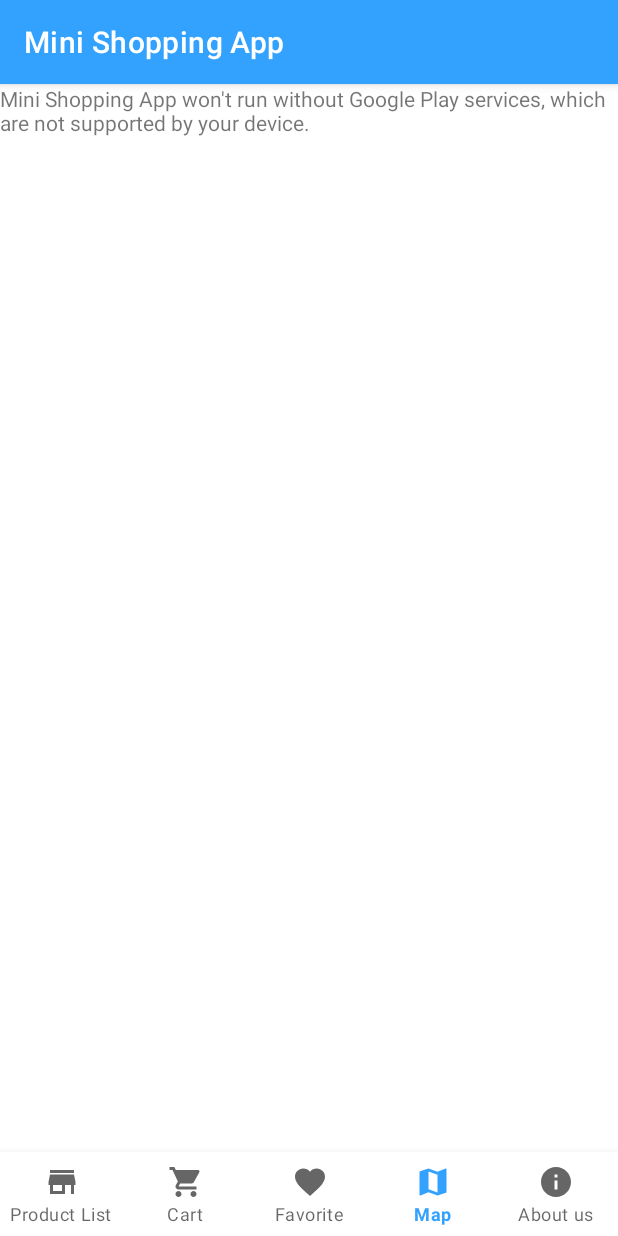
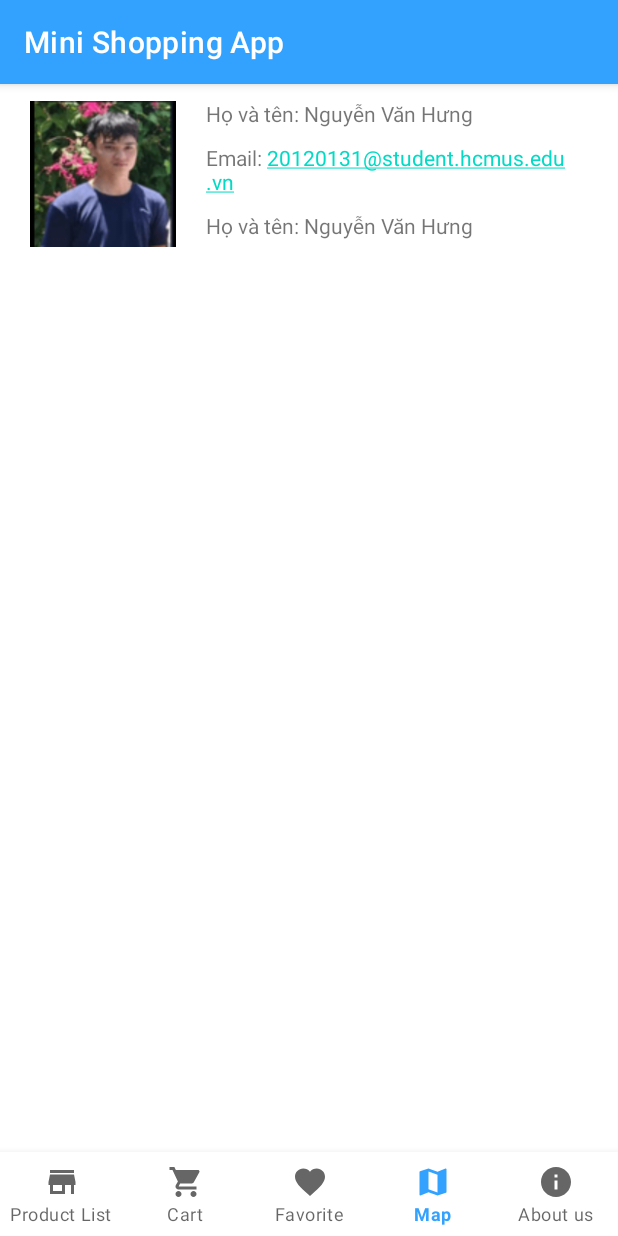
Before and after one commit to mekanican/MiniShopping, an Android app: the screen it shows after launch (MainActivity), item 5 of the bottom bar chosen, on a phone screen of 412 x 824 dp. Run offline under Robolectric (Android 15) with nearby library versions, the phone set to English and light mode, and no system bars.

Commit message:
processing about us

```diff
--- /dev/null
+++ b/app/src/main/java/com/nlh/minishoping/AboutUsFragment.java
@@ -0,0 +1,41 @@
+package com.nlh.minishoping;
+
+import android.os.Bundle;
+
+import androidx.annotation.NonNull;
+import androidx.annotation.Nullable;
+import androidx.fragment.app.Fragment;
+
+import android.view.LayoutInflater;
+import android.view.View;
+import android.view.ViewGroup;
+
+public class AboutUsFragment extends Fragment {
+
+    public AboutUsFragment() {
+        // Required empty public constructor
+    }
+
+
+    @Override
+    public void onCreate(Bundle savedInstanceState) {
+        super.onCreate(savedInstanceState);
+        if (getArguments() != null) {
+
+        }
+    }
+
+    @Override
+    public View onCreateView(LayoutInflater inflater, ViewGroup container,
+                             Bundle savedInstanceState) {
+        // Inflate the layout for this fragment
+        return inflater.inflate(R.layout.fragment_about_us, container, false);
+    }
+
+    @Override
+    public void onViewCreated(@NonNull View view, @Nullable Bundle savedInstanceState) {
+        super.onViewCreated(view, savedInstanceState);
+
+
+    }
+}
--- a/app/src/main/java/com/nlh/minishoping/FavoriteListFragment.java
+++ b/app/src/main/java/com/nlh/minishoping/FavoriteListFragment.java
@@ -42,7 +42,6 @@ public class FavoriteListFragment extends Fragment {
 
         }
 
-        Log.i("Function", "onCreate");
 
     }
 
--- a/app/src/main/java/com/nlh/minishoping/MainActivity.java
+++ b/app/src/main/java/com/nlh/minishoping/MainActivity.java
@@ -21,6 +21,7 @@ public class MainActivity extends AppCompatActivity {
         CartFragment cartFragment = new CartFragment();
         FavoriteListFragment favoriteListFragment = new FavoriteListFragment();
         MapsFragment mapsFragment = new MapsFragment();
+        AboutUsFragment aboutUsFragment = new AboutUsFragment();
 
         bottomNavigationView.setOnItemSelectedListener(item -> {
             switch (item.getItemId()) {
@@ -52,6 +53,12 @@ public class MainActivity extends AppCompatActivity {
                             .commit();
                     currentFragment = mapsFragment;
                     break;
+                case R.id.about:
+                    getSupportFragmentManager().beginTransaction()
+                            .hide(currentFragment)
+                            .show(aboutUsFragment)
+                            .commit();
+                    currentFragment = aboutUsFragment;
                 default:
                     return false;
             }
@@ -66,9 +73,11 @@ public class MainActivity extends AppCompatActivity {
                 .add(R.id.fragment_container, cartFragment)
                 .add(R.id.fragment_container, favoriteListFragment)
                 .add(R.id.fragment_container, mapsFragment)
+                .add(R.id.fragment_container, aboutUsFragment)
                 .hide(cartFragment)
                 .hide(favoriteListFragment)
                 .hide(mapsFragment)
+                .hide(aboutUsFragment)
                 .commit();
         currentFragment = storeFragment;
     }
--- /dev/null
+++ b/app/src/main/res/layout/fragment_about_us.xml
@@ -0,0 +1,58 @@
+<?xml version="1.0" encoding="utf-8"?>
+<LinearLayout xmlns:android="http://schemas.android.com/apk/res/android"
+    xmlns:app="http://schemas.android.com/apk/res-auto"
+    xmlns:tools="http://schemas.android.com/tools"
+    android:layout_width="match_parent"
+    android:layout_height="match_parent"
+    android:orientation="vertical"
+    tools:context=".AboutUsFragment">
+
+    <LinearLayout
+        android:layout_width="match_parent"
+        android:layout_height="wrap_content"
+        android:orientation="horizontal">
+
+        <ImageView
+            android:id="@+id/image_hung"
+            android:layout_width="100dp"
+            android:layout_height="100dp"
+            android:layout_marginLeft="20dp"
+            android:layout_marginTop="10dp"
+            android:layout_weight="1"
+            android:src="@drawable/hung" />
+
+        <LinearLayout
+            android:layout_width="wrap_content"
+            android:layout_height="wrap_content"
+            android:layout_weight="1"
+            android:orientation="vertical">
+            <TextView
+                android:layout_width="wrap_content"
+                android:layout_height="wrap_content"
+                android:layout_marginLeft="20dp"
+                android:layout_marginRight="20dp"
+                android:layout_marginTop="10dp"
+                android:text="Họ và tên: Nguyễn Văn Hưng"/>
+            <TextView
+                android:layout_width="wrap_content"
+                android:layout_height="wrap_content"
+                android:layout_marginLeft="20dp"
+                android:layout_marginRight="20dp"
+                android:layout_marginTop="10dp"
+                android:text="Email: 20120131@student.hcmus.edu.vn"
+                android:autoLink="email"/>
+            <TextView
+                android:layout_width="wrap_content"
+                android:layout_height="wrap_content"
+                android:layout_marginLeft="20dp"
+                android:layout_marginRight="20dp"
+                android:layout_marginTop="10dp"
+                android:text="Họ và tên: Nguyễn Văn Hưng"/>
+     </LinearLayout>
+
+
+    </LinearLayout>
+
+
+
+</LinearLayout>
```
Also changed, not shown: app/src/main/res/drawable/loc.jpg (added), app/src/main/res/drawable/nghia.jpg (added).
